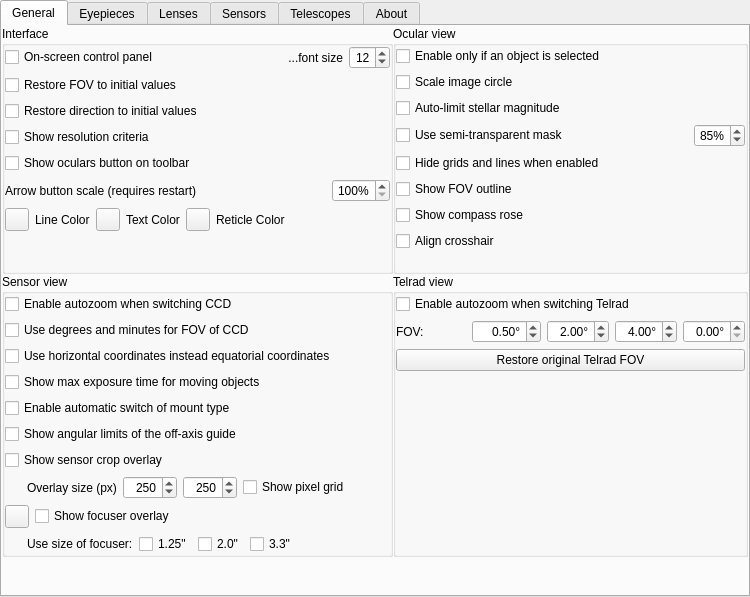
This is plugins/Oculars/src/gui/ocularDialog.ui in Stellarium/stellarium as Qt 5 draws it before an edit. The edited form follows.
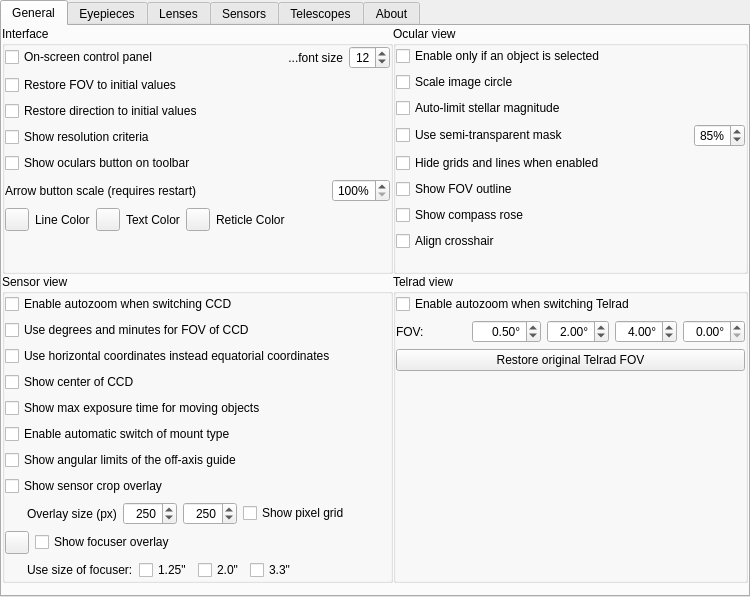
This is the edited form. Icons and pictures are not drawn. Custom widgets are drawn as their Qt base class.

Commit message: Added ability to hiding the marker of CCD center in Oculars plugin (fix #5072)

Patch:
```diff
--- a/plugins/Oculars/src/gui/ocularDialog.ui
+++ b/plugins/Oculars/src/gui/ocularDialog.ui
@@ -494,68 +494,17 @@
              <property name="bottomMargin">
               <number>0</number>
              </property>
-             <item row="10" column="0">
-              <layout class="QHBoxLayout" name="horizontalLayout_14">
-               <item>
-                <spacer name="horizontalSpacer_5">
-                 <property name="orientation">
-                  <enum>Qt::Horizontal</enum>
-                 </property>
-                 <property name="sizeType">
-                  <enum>QSizePolicy::Fixed</enum>
-                 </property>
-                 <property name="sizeHint" stdset="0">
-                  <size>
-                   <width>22</width>
-                   <height>20</height>
-                  </size>
-                 </property>
-                </spacer>
-               </item>
-               <item>
-                <widget class="QLabel" name="labelFocuserOverlay">
-                 <property name="text">
-                  <string>Use size of focuser:</string>
-                 </property>
-                </widget>
-               </item>
-               <item>
-                <widget class="QCheckBox" name="checkBoxUseSmallFocuser">
-                 <property name="text">
-                  <string notr="true">1.25&quot;</string>
-                 </property>
-                </widget>
-               </item>
-               <item>
-                <widget class="QCheckBox" name="checkBoxUseMediumFocuser">
-                 <property name="text">
-                  <string notr="true">2.0&quot;</string>
-                 </property>
-                </widget>
-               </item>
-               <item>
-                <widget class="QCheckBox" name="checkBoxUseLargeFocuser">
-                 <property name="text">
-                  <string notr="true">3.3&quot;</string>
-                 </property>
-                </widget>
-               </item>
-               <item>
-                <spacer name="horizontalSpacer_6">
-                 <property name="orientation">
-                  <enum>Qt::Horizontal</enum>
-                 </property>
-                 <property name="sizeHint" stdset="0">
-                  <size>
-                   <width>40</width>
-                   <height>20</height>
-                  </size>
-                 </property>
-                </spacer>
-               </item>
-              </layout>
+             <item row="5" column="0">
+              <widget class="QCheckBox" name="checkBoxTypeOfMount">
+               <property name="toolTip">
+                <string>Enable automatic switch of mount type from the telescope settings for horizontal orientation of CCD frame.</string>
+               </property>
+               <property name="text">
+                <string>Enable automatic switch of mount type</string>
+               </property>
+              </widget>
              </item>
-             <item row="6" column="0">
+             <item row="7" column="0">
               <widget class="QCheckBox" name="checkBoxShowCcdCropOverlay">
                <property name="toolTip">
                 <string>Enable a rectangular overlay showing the effective size of a number of pixels.</string>
@@ -565,7 +514,14 @@
                </property>
               </widget>
              </item>
-             <item row="7" column="0">
+             <item row="2" column="0">
+              <widget class="QCheckBox" name="checkBoxHorizontalCoordinates">
+               <property name="text">
+                <string>Use horizontal coordinates instead equatorial coordinates</string>
+               </property>
+              </widget>
+             </item>
+             <item row="8" column="0">
               <layout class="QHBoxLayout" name="guiSensorPanelHorizontalLayout">
                <item>
                 <spacer name="horizontalSpacer_2">
@@ -665,41 +621,7 @@
                </item>
               </layout>
              </item>
-             <item row="0" column="0">
-              <widget class="QCheckBox" name="checkBoxCCDFOVScaling">
-               <property name="text">
-                <string>Enable autozoom when switching CCD</string>
-               </property>
-              </widget>
-             </item>
-             <item row="3" column="0">
-              <widget class="QCheckBox" name="checkBoxCCDMaxExposureTime">
-               <property name="toolTip">
-                <string>Show maximum exposure time for Solar system objects to avoid movement streak</string>
-               </property>
-               <property name="text">
-                <string>Show max exposure time for moving objects</string>
-               </property>
-              </widget>
-             </item>
-             <item row="1" column="0">
-              <widget class="QCheckBox" name="checkBoxDMSDegrees">
-               <property name="text">
-                <string>Use degrees and minutes for FOV of CCD</string>
-               </property>
-              </widget>
-             </item>
-             <item row="4" column="0">
-              <widget class="QCheckBox" name="checkBoxTypeOfMount">
-               <property name="toolTip">
-                <string>Enable automatic switch of mount type from the telescope settings for horizontal orientation of CCD frame.</string>
-               </property>
-               <property name="text">
-                <string>Enable automatic switch of mount type</string>
-               </property>
-              </widget>
-             </item>
-             <item row="9" column="0">
+             <item row="10" column="0">
               <layout class="QHBoxLayout" name="horizontalLayout_4">
                <item>
                 <widget class="ColorButton" name="focuserColorToolButton">
@@ -717,20 +639,105 @@
                </item>
               </layout>
              </item>
-             <item row="2" column="0">
-              <widget class="QCheckBox" name="checkBoxHorizontalCoordinates">
+             <item row="4" column="0">
+              <widget class="QCheckBox" name="checkBoxCCDMaxExposureTime">
+               <property name="toolTip">
+                <string>Show maximum exposure time for Solar system objects to avoid movement streak</string>
+               </property>
                <property name="text">
-                <string>Use horizontal coordinates instead equatorial coordinates</string>
+                <string>Show max exposure time for moving objects</string>
                </property>
               </widget>
              </item>
-             <item row="5" column="0">
+             <item row="0" column="0">
+              <widget class="QCheckBox" name="checkBoxCCDFOVScaling">
+               <property name="text">
+                <string>Enable autozoom when switching CCD</string>
+               </property>
+              </widget>
+             </item>
+             <item row="6" column="0">
               <widget class="QCheckBox" name="checkBoxShowOAGLimits">
                <property name="text">
                 <string>Show angular limits of the off-axis guide</string>
                </property>
               </widget>
              </item>
+             <item row="11" column="0">
+              <layout class="QHBoxLayout" name="horizontalLayout_14">
+               <item>
+                <spacer name="horizontalSpacer_5">
+                 <property name="orientation">
+                  <enum>Qt::Orientation::Horizontal</enum>
+                 </property>
+                 <property name="sizeType">
+                  <enum>QSizePolicy::Policy::Fixed</enum>
+                 </property>
+                 <property name="sizeHint" stdset="0">
+                  <size>
+                   <width>22</width>
+                   <height>20</height>
+                  </size>
+                 </property>
+                </spacer>
+               </item>
+               <item>
+                <widget class="QLabel" name="labelFocuserOverlay">
+                 <property name="text">
+                  <string>Use size of focuser:</string>
+                 </property>
+                </widget>
+               </item>
+               <item>
+                <widget class="QCheckBox" name="checkBoxUseSmallFocuser">
+                 <property name="text">
+                  <string notr="true">1.25&quot;</string>
+                 </property>
+                </widget>
+               </item>
+               <item>
+                <widget class="QCheckBox" name="checkBoxUseMediumFocuser">
+                 <property name="text">
+                  <string notr="true">2.0&quot;</string>
+                 </property>
+                </widget>
+               </item>
+               <item>
+                <widget class="QCheckBox" name="checkBoxUseLargeFocuser">
+                 <property name="text">
+                  <string notr="true">3.3&quot;</string>
+                 </property>
+                </widget>
+               </item>
+               <item>
+                <spacer name="horizontalSpacer_6">
+                 <property name="orientation">
+                  <enum>Qt::Orientation::Horizontal</enum>
+                 </property>
+                 <property name="sizeHint" stdset="0">
+                  <size>
+                   <width>40</width>
+                   <height>20</height>
+                  </size>
+                 </property>
+                </spacer>
+               </item>
+              </layout>
+             </item>
+             <item row="1" column="0">
+              <widget class="QCheckBox" name="checkBoxDMSDegrees">
+               <property name="text">
+                <string>Use degrees and minutes for FOV of CCD</string>
+               </property>
+              </widget>
+             </item>
+             <item row="3" column="0">
+              <widget class="QCheckBox" name="checkBoxCCDCenter">
+               <property name="text">
+                <string>Show center of CCD</string>
+               </property>
+              </widget>
+             </item>
             </layout>
            </widget>
           </item>
```
Left out of the diff: 122 changed lines with no effect on the pictures. The commit also changes 4 other files.
